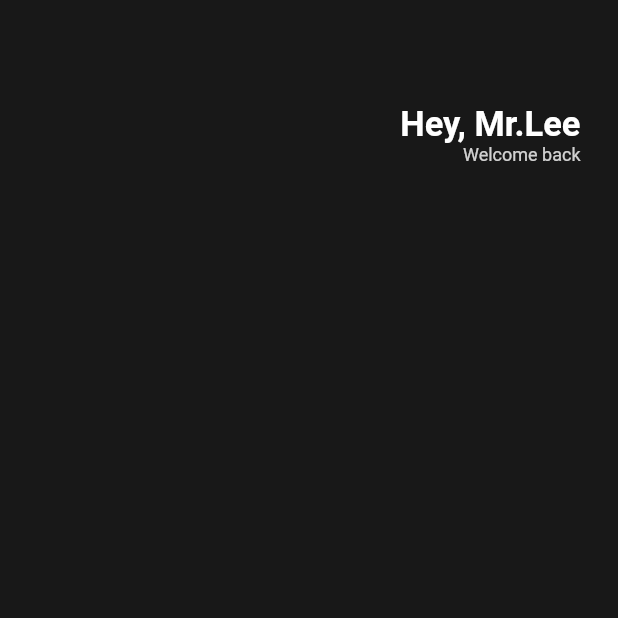
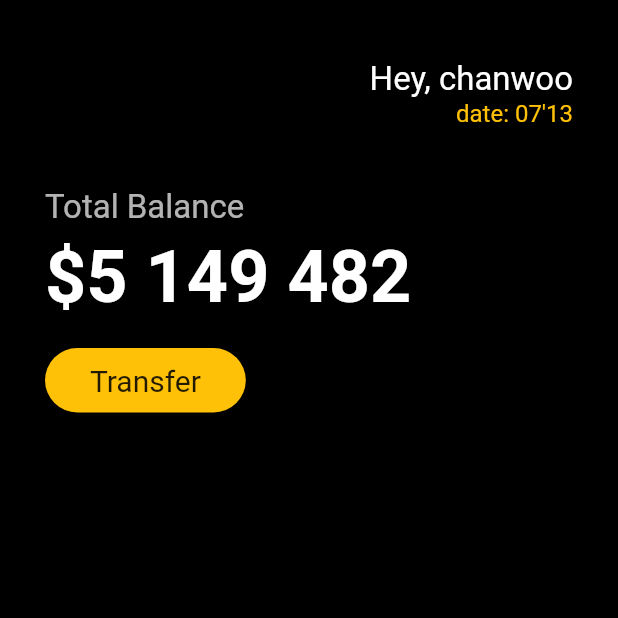
Before and after one commit to POONGNHA/toonfiex, a Flutter app: the screen it shows after launch, on a phone screen of 412 x 824 dp, the top half of it. Run offline on Flutter 3.47's test engine with Material 2 defaults, Android fonts, the phone set to English and light mode, and no system bars.

Commit message:
flutter study column, container, borderradious,

```diff
--- a/lib/main.dart
+++ b/lib/main.dart
@@ -4,47 +4,147 @@ void main() {
   runApp(App());
 }
 
-// extends StatelessWidget abstract class to make widget
 class App extends StatelessWidget {
-  // To return something screen, you must make build method in widget
   @override
   Widget build(BuildContext context) {
     return MaterialApp(
       home: Scaffold(
-          backgroundColor: Color(0xFF181818),
+        backgroundColor: Colors.black,
         body: Padding(
-            padding: EdgeInsets.symmetric(horizontal: 25),
+          padding: EdgeInsets.symmetric(
+            vertical: 10,
+            horizontal: 30,
+          ),
           child: Column(
+            crossAxisAlignment: CrossAxisAlignment.start,
             children: [
+              SizedBox(
+                height: 30,
+              ),
               Row(
                 mainAxisAlignment: MainAxisAlignment.end,
                 children: [
-                    SizedBox(
-                      height: 180,
-                    ),
                   Column(
                     crossAxisAlignment: CrossAxisAlignment.end,
                     children: [
                       Text(
-                          'Hey, Mr.Lee',
-                          style: TextStyle(
-                              color: Colors.white,
-                              fontSize: 23,
-                              fontWeight: FontWeight.w600),
+                        'Hey, chanwoo',
+                        style: TextStyle(color: Colors.white, fontSize: 22),
                       ),
                       Text(
-                          'Welcome back',
-                          style: TextStyle(
-                              color: Colors.white.withOpacity(0.8),
-                              fontSize: 12),
-                        ),
-                      ],
+                        'date: 07\'13',
+                        style: TextStyle(color: Colors.amber, fontSize: 16),
                       )
                     ],
                   ),
                 ],
               ),
+              Column(
+                crossAxisAlignment: CrossAxisAlignment.start,
+                children: [
+                  SizedBox(
+                    height: 40,
+                  ),
+                  Text(
+                    'Total Balance',
+                    style: TextStyle(
+                      fontSize: 22,
+                      color: Colors.white.withOpacity(0.7),
+                    ),
+                  ),
+                  SizedBox(
+                    height: 5,
+                  ),
+                  Text(
+                    '\$5 149 482',
+                    style: TextStyle(
+                      fontSize: 48,
+                      fontWeight: FontWeight.w600,
+                      color: Colors.white,
+                    ),
+                  ),
+                  SizedBox(
+                    height: 20,
+                  ),
+                  Row(
+                    children: [
+                      Container(
+                          decoration: BoxDecoration(
+                              color: Colors.amber,
+                              borderRadius: BorderRadius.circular(55)),
+                          child: Padding(
+                            padding: EdgeInsets.symmetric(
+                              vertical: 10,
+                              horizontal: 30,
+                            ),
+                            child: Text(
+                              'Transfer',
+                              style: TextStyle(fontSize: 20),
+                            ),
                           )),
+                    ],
+                  )
+                ],
+              )
+            ],
+          ),
+        ),
+      ),
     );
   }
 }
+
+
+
+
+
+
+
+
+
+
+
+// // extends StatelessWidget abstract class to make widget
+// class App extends StatelessWidget {
+//   // To return something screen, you must make build method in widget
+//   @override
+//   Widget build(BuildContext context) {
+//     return MaterialApp(
+//       home: Scaffold(
+//           backgroundColor: Color(0xFF181818),
+//           body: Padding(
+//             padding: EdgeInsets.symmetric(horizontal: 25),
+//             child: Column(
+//               children: [
+//                 Row(
+//                   mainAxisAlignment: MainAxisAlignment.end,
+//                   children: [
+//                     SizedBox(
+//                       height: 180,
+//                     ),
+//                     Column(
+//                       crossAxisAlignment: CrossAxisAlignment.end,
+//                       children: [
+//                         Text(
+//                           'Hey, Mr.Lee',
+//                           style: TextStyle(
+//                               color: Colors.white,
+//                               fontSize: 23,
+//                               fontWeight: FontWeight.w600),
+//                         ),
+//                         Text(
+//                           'Welcome back',
+//                           style: TextStyle(
+//                               color: Colors.white.withOpacity(0.8),
+//                               fontSize: 12),
+//                         ),
+//                       ],
+//                     )
+//                   ],
+//                 ),
+//               ],
+//             ),
+//           )),
+//     );
+//   }
+// }
```
Lines whose indentation alone changed are shown as unchanged.
